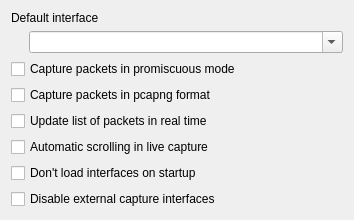
Above: ui/qt/capture_preferences_frame.ui from deepin-community/wireshark before the change. Below: the same form after it.
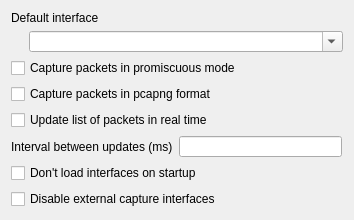
That is the form after the change. Custom widgets are drawn as their Qt base class.

What changed in the file:
```diff
--- a/ui/qt/capture_preferences_frame.ui
+++ b/ui/qt/capture_preferences_frame.ui
@@ -88,14 +88,32 @@
     </widget>
    </item>
    <item>
-    <widget class="QCheckBox" name="captureAutoScrollCheckBox">
-     <property name="toolTip">
-      <string>&lt;html&gt;&lt;head/&gt;&lt;body&gt;&lt;p&gt;Keep the packet list scrolled to the bottom while capturing.&lt;/p&gt;&lt;/body&gt;&lt;/html&gt;</string>
-     </property>
-     <property name="text">
-      <string>Automatic scrolling in live capture</string>
-     </property>
-    </widget>
+    <layout class="QHBoxLayout" name="captureUpdateInterval">
+     <item>
+      <widget class="QLabel" name="captureUpdateIntervalLabel">
+       <property name="text">
+        <string>Interval between updates (ms)</string>
+       </property>
+       <property name="toolTip">
+        <string>&lt;html&gt;&lt;head/&gt;&lt;body&gt;&lt;p&gt;How often the capture notifies the GUI of new packets. Affects how often the GUI updates and the granularity of timers.&lt;/p&gt;&lt;/body&gt;&lt;/html&gt;</string>
+       </property>
+      </widget>
+     </item>
+     <item>
+      <widget class="SyntaxLineEdit" name="captureUpdateIntervalLineEdit">
+       <property name="toolTip">
+        <string>&lt;html&gt;&lt;head/&gt;&lt;body&gt;&lt;p&gt;The interval between new packet updates. Affects how often the GUI updates and the granularity of timers.&lt;/p&gt;&lt;/body&gt;&lt;/html&gt;</string>
+       </property>
+      </widget>
+     </item>
+     <item>
+      <spacer name="captureUpdateIntervalHorizontalSpacer">
+       <property name="orientation">
+        <enum>Qt:Horizontal</enum>
+       </property>
+      </spacer>
+     </item>
+    </layout>
    </item>
    <item>
     <widget class="QCheckBox" name="captureNoInterfaceLoad">
@@ -126,6 +144,13 @@
    </item>
   </layout>
  </widget>
+ <customwidgets>
+  <customwidget>
+   <class>SyntaxLineEdit</class>
+   <extends>QLineEdit</extends>
+   <header>widgets/syntax_line_edit.h</header>
+  </customwidget>
+ </customwidgets>
  <resources/>
  <connections/>
 </ui>
```
